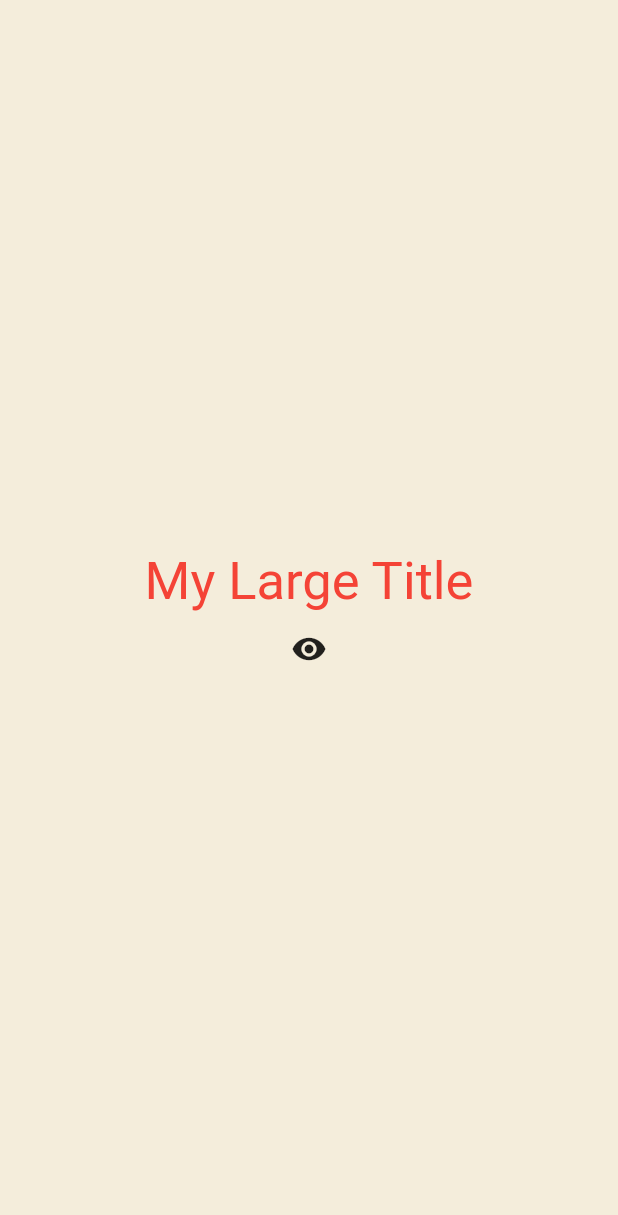
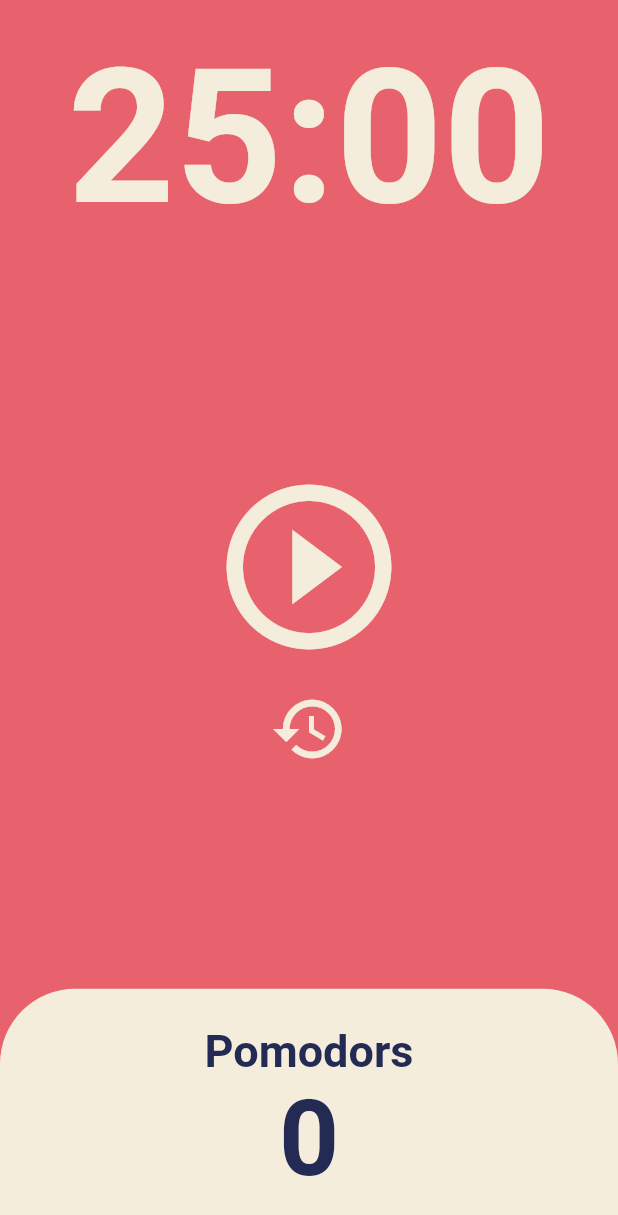
Before and after one commit to hoseonn/Pomodoro_App, a Flutter app: the screen it shows after launch, on a phone screen of 412 x 824 dp. Shown: the top 1215 px of the screen. Run offline on Flutter 3.47's test engine with Material 2 defaults, Android fonts, the phone set to English and light mode, and no system bars.

```diff
--- a/lib/main.dart
+++ b/lib/main.dart
@@ -1,81 +1,26 @@
 import 'package:flutter/material.dart';
+import 'package:pomodoro_app/screens/home_screen.dart';
 
 void main() {
   runApp(App());
 }
 
-class App extends StatefulWidget {
-  @override
-  State<App> createState() => _AppState();
-}
-
-class _AppState extends State<App> {
-  bool showTitle = true;
-  void toggleTitle() {
-    setState(() {
-      showTitle = !showTitle;
-    });
-  }
-
+class App extends StatelessWidget {
   @override
   Widget build(BuildContext context) {
     return MaterialApp(
       theme: ThemeData(
+        backgroundColor: const Color(0xFFE7626C),
         textTheme: const TextTheme(
-          titleLarge: TextStyle(
-            color: Colors.red,
+          headline1: TextStyle(
+            color: Color(0xFF232B55),
           ),
         ),
+        cardColor: const Color(0xFFF4EDDB),
       ),
-      home: Scaffold(
-        backgroundColor: const Color(0xFFF4EDDB),
-        body: Center(
-          child: Column(
-            mainAxisAlignment: MainAxisAlignment.center,
-            children: [
-              showTitle ? const MyLargeTitle() : const Text('nothing..'),
-              IconButton(
-                onPressed: toggleTitle,
-                icon: const Icon(Icons.remove_red_eye),
-              )
-            ],
-          ),
-        ),
+      home: const Scaffold(
+        body: HomeScreen(),
       ),
     );
   }
 }
-
-class MyLargeTitle extends StatefulWidget {
-  const MyLargeTitle({
-    Key? key,
-  }) : super(key: key);
-
-  @override
-  State<MyLargeTitle> createState() => _MyLargeTitleState();
-}
-
-class _MyLargeTitleState extends State<MyLargeTitle> {
-  @override
-  void initState() {
-    super.initState();
-    print('initState!');
-  }
-
-  @override
-  void dispose() {
-    super.dispose();
-    print('dispose!');
-  }
-
-  @override
-  Widget build(BuildContext context) {
-    return Text(
-      'My Large Title',
-      style: TextStyle(
-        fontSize: 35,
-        color: Theme.of(context).textTheme.titleLarge?.color,
-      ),
-    );
-  }
-}
--- /dev/null
+++ b/lib/screens/home_screen.dart
@@ -0,0 +1,153 @@
+import 'dart:async';
+
+import 'package:flutter/material.dart';
+
+class HomeScreen extends StatefulWidget {
+  const HomeScreen({super.key});
+
+  @override
+  State<HomeScreen> createState() => _HomeScreenState();
+}
+
+class _HomeScreenState extends State<HomeScreen> {
+  static const twentyFiveMinutes = 1500;
+  int totalSeconds = twentyFiveMinutes;
+  int totalPomodoros = 0;
+  bool isRunning = false;
+  late Timer timer;
+
+  void onTick(Timer timer) {
+    if (totalSeconds == 0) {
+      setState(() {
+        totalPomodoros = totalPomodoros + 1;
+        isRunning = false;
+        totalSeconds = twentyFiveMinutes;
+      });
+      timer.cancel();
+    } else {
+      setState(() {
+        totalSeconds = totalSeconds - 1;
+      });
+    }
+  }
+
+  void onStartPressed() {
+    timer = Timer.periodic(
+      const Duration(seconds: 1),
+      onTick,
+    );
+    setState(() {
+      isRunning = true;
+    });
+  }
+
+  void onPausePressed() {
+    timer.cancel();
+
+    setState(() {
+      isRunning = false;
+    });
+  }
+
+  void onResetPressed() {
+    timer.cancel();
+    setState(() {
+      isRunning = false;
+      totalSeconds = twentyFiveMinutes;
+    });
+  }
+
+  String format(int seconds) {
+    var duration = Duration(seconds: seconds);
+    return duration.toString().split('.').first.substring(2, 7);
+  }
+
+  @override
+  Widget build(BuildContext context) {
+    return Scaffold(
+      backgroundColor: Theme.of(context).backgroundColor,
+      body: Column(
+        children: [
+          Flexible(
+            flex: 1,
+            child: Container(
+              alignment: Alignment.bottomCenter,
+              child: Text(
+                format(totalSeconds),
+                style: TextStyle(
+                    color: Theme.of(context).cardColor,
+                    fontSize: 125,
+                    fontWeight: FontWeight.w600),
+              ),
+            ),
+          ),
+          Flexible(
+            flex: 3,
+            child: Center(
+              child: Column(
+                mainAxisAlignment: MainAxisAlignment.center,
+                children: [
+                  IconButton(
+                    iconSize: 132,
+                    color: Theme.of(context).cardColor,
+                    onPressed: isRunning ? onPausePressed : onStartPressed,
+                    icon: Icon(
+                      isRunning
+                          ? Icons.pause_circle_outline
+                          : Icons.play_circle_outline,
+                    ),
+                  ),
+                  IconButton(
+                    iconSize: 52,
+                    color: Theme.of(context).cardColor,
+                    onPressed: onResetPressed,
+                    icon: const Icon(Icons.restore_outlined),
+                  ),
+                ],
+              ),
+            ),
+          ),
+          Flexible(
+            flex: 1,
+            child: Row(
+              children: [
+                Expanded(
+                  child: Container(
+                    decoration: BoxDecoration(
+                      color: Theme.of(context).cardColor,
+                      borderRadius: const BorderRadius.only(
+                        topLeft: Radius.circular(50),
+                        topRight: Radius.circular(50),
+                      ),
+                    ),
+                    child: Column(
+                      mainAxisAlignment: MainAxisAlignment.center,
+                      children: [
+                        Text(
+                          'Pomodors',
+                          style: TextStyle(
+                            fontSize: 30,
+                            fontWeight: FontWeight.w600,
+                            color: Theme.of(context).textTheme.headline1!.color,
+                          ),
+                        ),
+                        Text(
+                          '$totalPomodoros',
+                          style: TextStyle(
+                            fontSize: 70,
+                            fontWeight: FontWeight.w600,
+                            color: Theme.of(context).textTheme.headline1!.color,
+                          ),
+                        ),
+                      ],
+                    ),
+                  ),
+                ),
+              ],
+            ),
+          ),
+        ],
+      ),
+    );
+  }
+}
```
